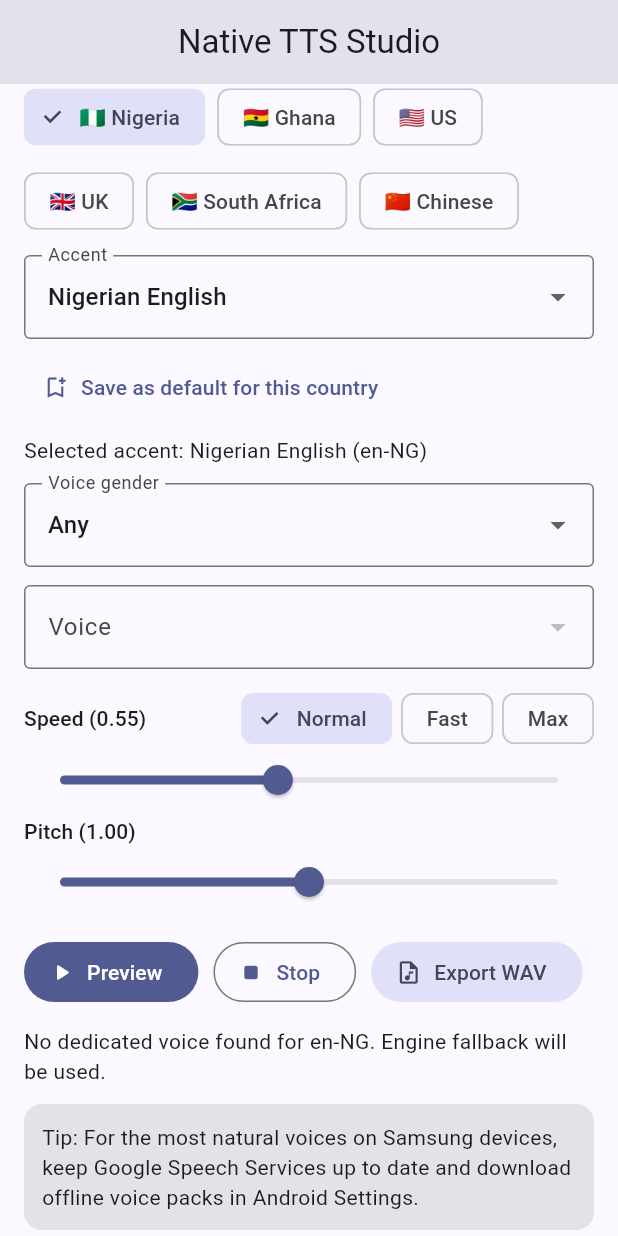
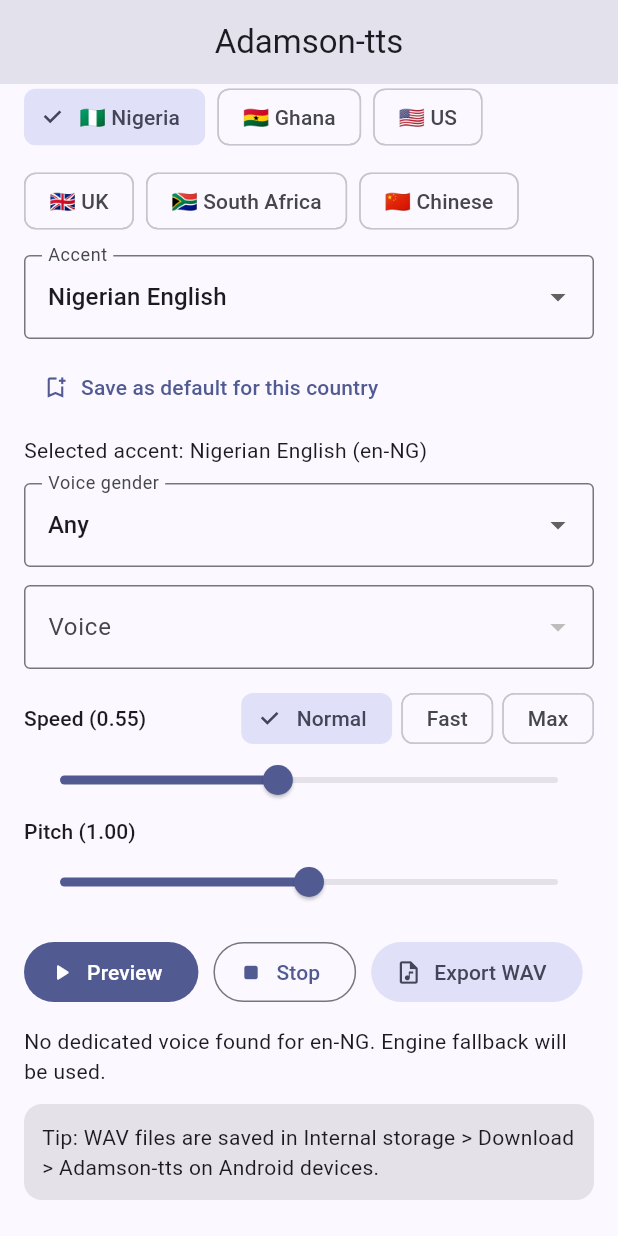
Before and after one commit to adamsondamilola/text-speech-flutter, a Flutter app: the screen it shows after launch, scrolled down 258 dp, on a phone screen of 412 x 824 dp. Run offline on Flutter 3.47's test engine with Material 3 defaults, Android fonts, the phone set to English and light mode, and no system bars; our stand-ins replace flutter_tts, shared_preferences.

Commit message:
Rename app to Adamson-tts and export WAVs to Download folder

```diff
--- a/lib/main.dart
+++ b/lib/main.dart
@@ -5,7 +5,6 @@
 import 'package:flutter_tts/flutter_tts.dart';
 import 'package:intl/intl.dart';
 import 'package:path_provider/path_provider.dart';
-import 'package:share_plus/share_plus.dart';
 import 'package:shared_preferences/shared_preferences.dart';
 
 void main() {
@@ -19,7 +18,7 @@
   @override
   Widget build(BuildContext context) {
     return MaterialApp(
-      title: 'Native TTS Studio',
+      title: 'Adamson-tts',
       debugShowCheckedModeBanner: false,
       theme: ThemeData(
         colorScheme: ColorScheme.fromSeed(seedColor: Colors.indigo),
@@ -122,6 +121,8 @@
   double _pitch = 1.0;
   bool _busy = false;
   String _status = 'Ready';
+
+  static const String _androidDownloadFolder = '/storage/emulated/0/Download/Adamson-tts';
 
   @override
   void initState() {
@@ -277,20 +278,33 @@
   }
 
   Future<Directory> _resolveDownloadsDirectory() async {
+    if (Platform.isAndroid) {
+      final appDownloadDir = Directory(_androidDownloadFolder);
+      await appDownloadDir.create(recursive: true);
+      return appDownloadDir;
+    }
+
     final knownDownloads = await getDownloadsDirectory();
     if (knownDownloads != null) {
-      return knownDownloads;
-    }
-
-    if (Platform.isAndroid) {
-      final androidDownloads = Directory('/storage/emulated/0/Download');
-      if (await androidDownloads.exists()) {
-        return androidDownloads;
-      }
+      final appDownloadDir = Directory('${knownDownloads.path}/Adamson-tts');
+      await appDownloadDir.create(recursive: true);
+      return appDownloadDir;
     }
 
     final appDir = await getApplicationDocumentsDirectory();
-    return appDir;
+    final fallbackDir = Directory('${appDir.path}/Adamson-tts');
+    await fallbackDir.create(recursive: true);
+    return fallbackDir;
+  }
+
+  String _saveLocationLabel() {
+    if (Platform.isAndroid) {
+      return 'Internal storage > Download > Adamson-tts';
+    }
+    if (Platform.isIOS) {
+      return 'Files app > On My iPhone > Adamson-tts';
+    }
+    return 'Adamson-tts folder in your Downloads location';
   }
 
   Future<void> _exportAudio() async {
@@ -308,9 +322,8 @@
     try {
       await _applyVoiceConfig();
       final dir = await _resolveDownloadsDirectory();
-      await dir.create(recursive: true);
       final timestamp = DateFormat('yyyyMMdd_HHmmss').format(DateTime.now());
-      final wavPath = '${dir.path}/tts_$timestamp.wav';
+      final wavPath = '${dir.path}/adamson_tts_$timestamp.wav';
 
       await _tts.synthesizeToFile(text, wavPath, true);
 
@@ -319,8 +332,9 @@
         throw Exception('TTS engine did not generate WAV file.');
       }
 
-      await _shareFile(wavFile);
-      setState(() => _status = 'WAV saved in Downloads: ${wavFile.path}');
+      final location = _saveLocationLabel();
+      _showSnack('Saved in $location');
+      setState(() => _status = 'WAV saved: ${wavFile.path}');
     } catch (e) {
       setState(() => _status = 'Error: $e');
       _showSnack('Export failed: $e');
@@ -329,12 +343,6 @@
         setState(() => _busy = false);
       }
     }
-  }
-
-  Future<void> _shareFile(File file) async {
-    await Share.shareXFiles([
-      XFile(file.path),
-    ], text: 'Generated by Native TTS Studio');
   }
 
   void _showSnack(String message) {
@@ -364,7 +372,7 @@
 
     return Scaffold(
       appBar: AppBar(
-        title: const Text('Native TTS Studio'),
+        title: const Text('Adamson-tts'),
         centerTitle: true,
       ),
       body: ListView(
@@ -583,7 +591,7 @@
               borderRadius: BorderRadius.circular(12),
             ),
             child: const Text(
-              'Tip: For the most natural voices on Samsung devices, keep Google Speech Services up to date and download offline voice packs in Android Settings.',
+              'Tip: WAV files are saved in Internal storage > Download > Adamson-tts on Android devices.',
             ),
           ),
         ],
```
Also changed, not shown: 2 other files.
